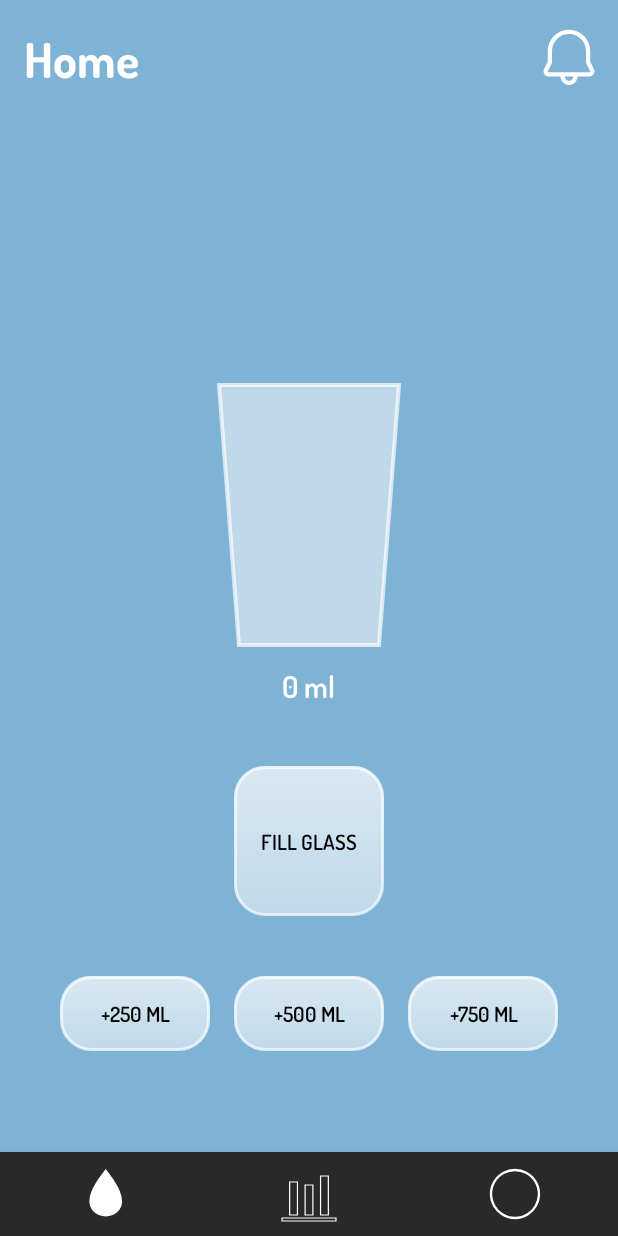
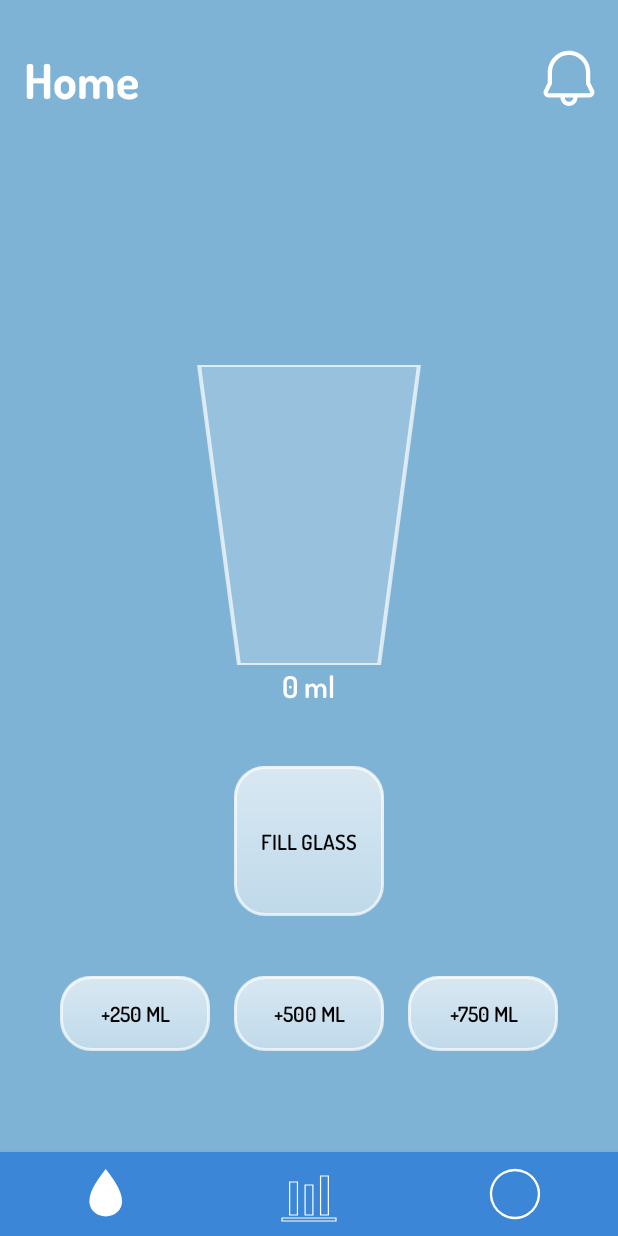
Before and after one commit to GitterHubber21/HydroHabit, an Android app built with Jetpack Compose: the screen it shows after launch (MainActivity), on a phone screen of 412 x 824 dp. Run offline under Robolectric (Android 15) with nearby library versions, the phone set to English and light mode, and no system bars.

Commit message:
Modified the home screen

```diff
--- a/app/src/main/res/drawable/ic_challenges.xml
+++ b/app/src/main/res/drawable/ic_challenges.xml
@@ -13,7 +13,7 @@
 
 
     <path
-        android:fillColor="#292929"
+        android:fillColor="#3b86d6"
         android:pathData="M50,20 A30,30 0 1,1 49.9,20 Z" />
 
 
@@ -23,7 +23,7 @@
 
 
     <path
-        android:fillColor="#292929"
+        android:fillColor="#3b86d6"
         android:pathData="M50,42 A8,8 0 1,1 49.9,42 Z" />
 
 </vector>
--- a/app/src/main/res/drawable/ic_challenges_unselected.xml
+++ b/app/src/main/res/drawable/ic_challenges_unselected.xml
@@ -10,7 +10,7 @@
     <path
         android:strokeColor="#ffffff"
         android:strokeWidth="4"
-        android:fillColor="#292929"
+        android:fillColor="#3b86d6"
         android:pathData="M50,10 A40,40 0 1,1 49.9,10 Z" />
 
 
--- a/app/src/main/res/drawable/ic_cup.xml
+++ b/app/src/main/res/drawable/ic_cup.xml
@@ -5,8 +5,14 @@
     android:viewportHeight="300">
 
     <path
-        android:fillColor="#80FFFFFF"
+        android:fillColor="#7FB3D5"
+        android:fillType="evenOdd"
+        android:pathData="M0,0 L300,0 L300,300 L0,300 Z
+                          M40,0 L260,0 L220,300 L80,300 Z" />
+
+    <path
+        android:fillColor="#30FFFFFF"
         android:strokeColor="#B3FFFFFF"
         android:strokeWidth="4"
-        android:pathData="M60,20 L240,20 L220,280 L80,280 Z" />
+        android:pathData="M40,0 L260,0 L220,300 L80,300 Z" />
 </vector>
--- a/app/src/main/res/drawable/nav_background.xml
+++ b/app/src/main/res/drawable/nav_background.xml
@@ -2,7 +2,7 @@
 <layer-list xmlns:android="http://schemas.android.com/apk/res/android">
     <item>
         <shape android:shape="rectangle">
-            <solid android:color="#292929"/>
+            <solid android:color="#3b86d6"/>
         </shape>
     </item>
 </layer-list>
--- a/app/src/main/res/layout/activity_challenges.xml
+++ b/app/src/main/res/layout/activity_challenges.xml
@@ -22,7 +22,8 @@
         android:layout_alignParentTop="true"
         android:layout_alignParentStart="true"
         android:fontFamily="@font/dosis_bold"
-        android:layout_margin="16dp" />
+        android:layout_marginTop="30dp"
+        android:layout_marginStart="16dp" />
     <ImageView
         android:id="@+id/bellIcon"
         android:layout_width="45dp"
--- a/app/src/main/res/layout/activity_insights.xml
+++ b/app/src/main/res/layout/activity_insights.xml
@@ -22,7 +22,8 @@
         android:layout_alignParentTop="true"
         android:layout_alignParentStart="true"
         android:fontFamily="@font/dosis_bold"
-        android:layout_margin="16dp" />
+        android:layout_marginTop="30dp"
+        android:layout_marginStart="16dp" />
     <ImageView
         android:id="@+id/bellIcon"
         android:layout_width="45dp"
--- a/app/src/main/res/layout/activity_main.xml
+++ b/app/src/main/res/layout/activity_main.xml
@@ -22,7 +22,8 @@
         android:layout_alignParentTop="true"
         android:layout_alignParentStart="true"
         android:fontFamily="@font/dosis_bold"
-        android:layout_margin="16dp" />
+        android:layout_marginTop="30dp"
+        android:layout_marginStart="16dp"/>
 
     <ImageView
         android:id="@+id/bellIcon"
```
Also changed, not shown: app/src/main/java/com/example/hydrohabit/RainView.kt (+163 -6 lines).
